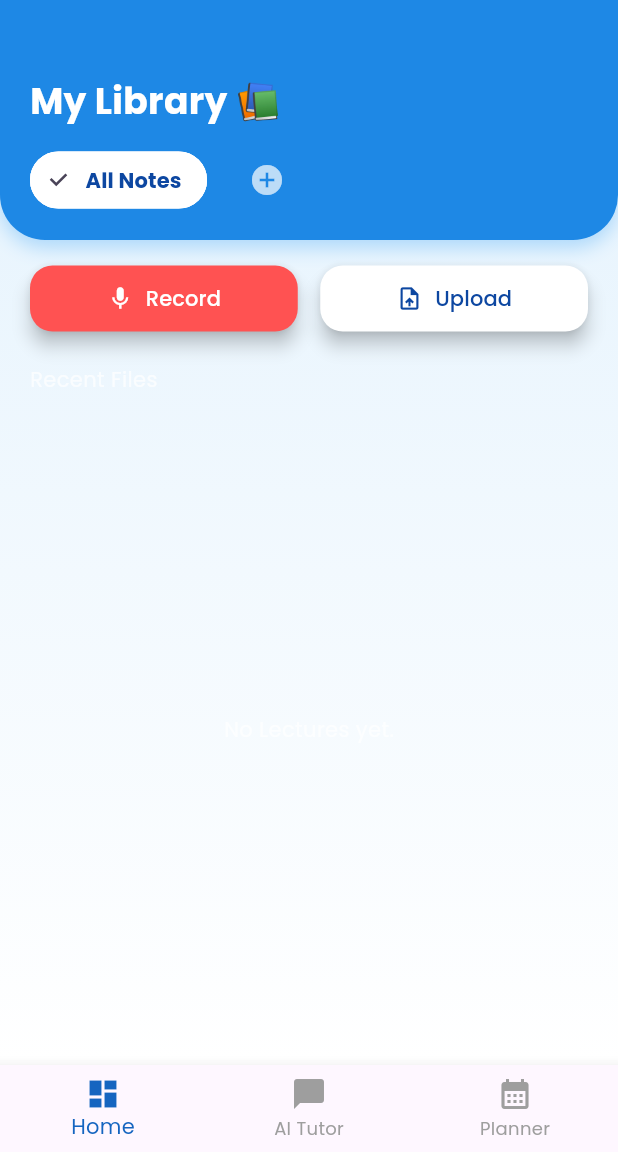
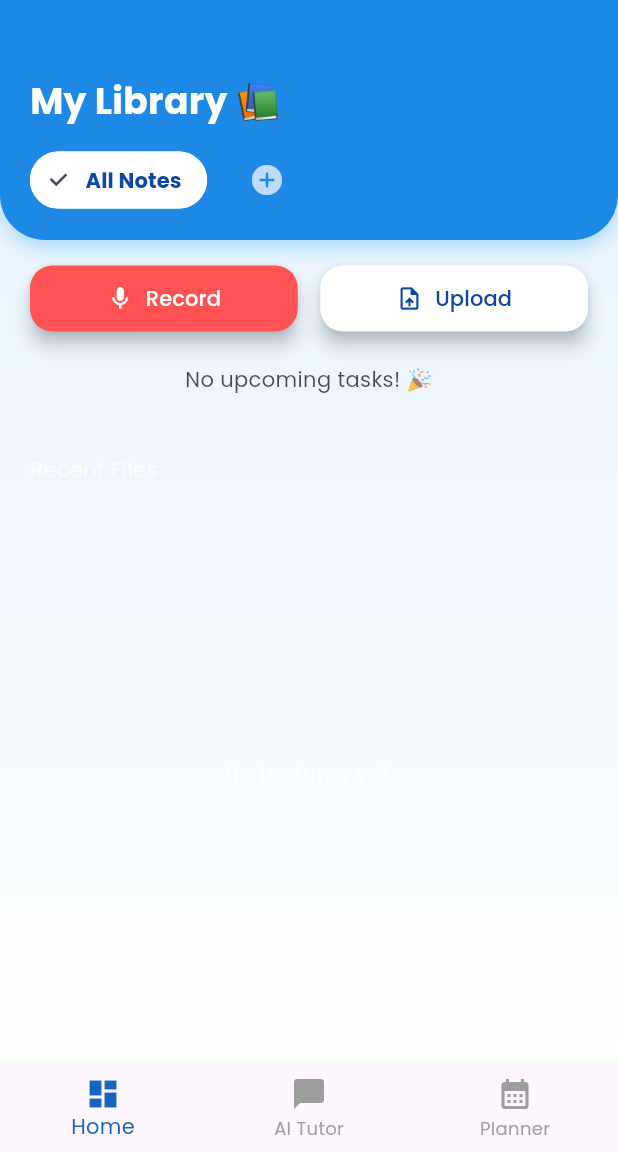
Before and after one commit to GEEK-213/scribe_ai, a Flutter app: the HomePage screen opened directly, on a phone screen of 412 x 824 dp, the part 84-1236 px from its top. Run offline on Flutter 3.47's test engine with Material 3 defaults, Android fonts, the light colour scheme and no system bars; our stand-ins replace audioplayers, file_picker, flip_card, flutter_markdown, google_fonts, permission_handler and 1 more; missing offline and left inert: flutter_sound; accounts and stored records are empty.

Commit message:
feat: Add Study Tasks UI and update database schema compatibility
- Dashboard: Added 'Upcoming Tasks' section to display AI-generated homework.
- Dashboard: Implemented client-side filtering for tasks to resolve stream errors.
- Database: Updated 'study_tasks' table logic to use UUID for user_id (requires manual SQL execution).
- Backend: Fixed Gemini model version in AI engine script.
- UI: Improved layout handling for empty task lists.

```diff
--- a/lib/pages/dashboard_view.dart
+++ b/lib/pages/dashboard_view.dart
@@ -242,13 +242,24 @@ class _DashboardViewState extends State<DashboardView> {
             ),
           ),
 
-          // 3. NEW: TASKS SECTION
+          // 3. NEW: TASKS SECTION (With Filter Fix)
           StreamBuilder<List<Map<String, dynamic>>>(
             stream: _tasksStream,
             builder: (context, snapshot) {
-              if (!snapshot.hasData || snapshot.data!.isEmpty) return const SizedBox.shrink(); // Hide if empty
+              if (!snapshot.hasData) return const SizedBox.shrink();
 
-              final tasks = snapshot.data!;
+              // --- FIX: Client-Side Filtering ---
+              final allTasks = snapshot.data!;
+              final tasks = allTasks.where((t) => t['is_completed'] == false).toList();
+              // ----------------------------------
+
+              if (tasks.isEmpty) {
+  return const Padding(
+    padding: EdgeInsets.all(20),
+    child: Text("No upcoming tasks! 🎉", style: TextStyle(color: Color.fromARGB(179, 0, 0, 0))),
+  );
+}
+
               return Container(
                 height: 140, // Fixed height for task scroller
                 margin: const EdgeInsets.only(top: 20),
```
